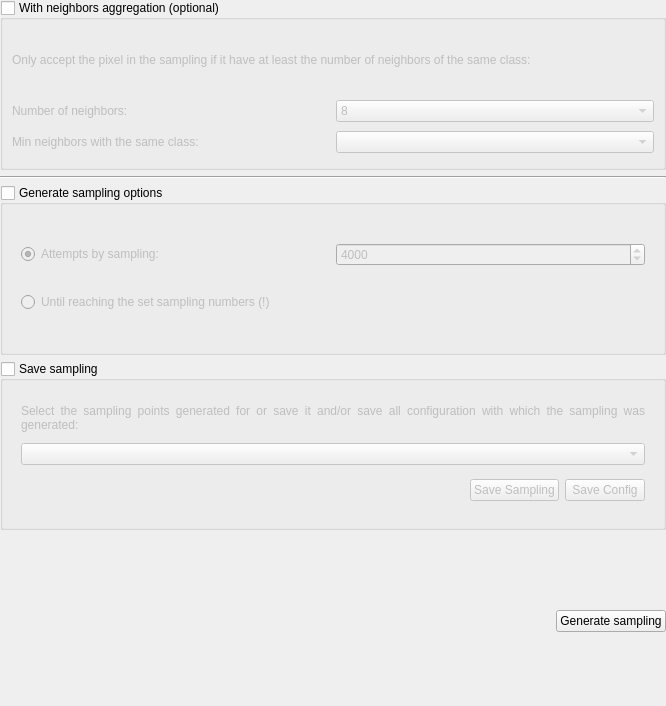
Qt form ui/widget_generate_sampling.ui (SMByC/AcATaMa) before a commit.
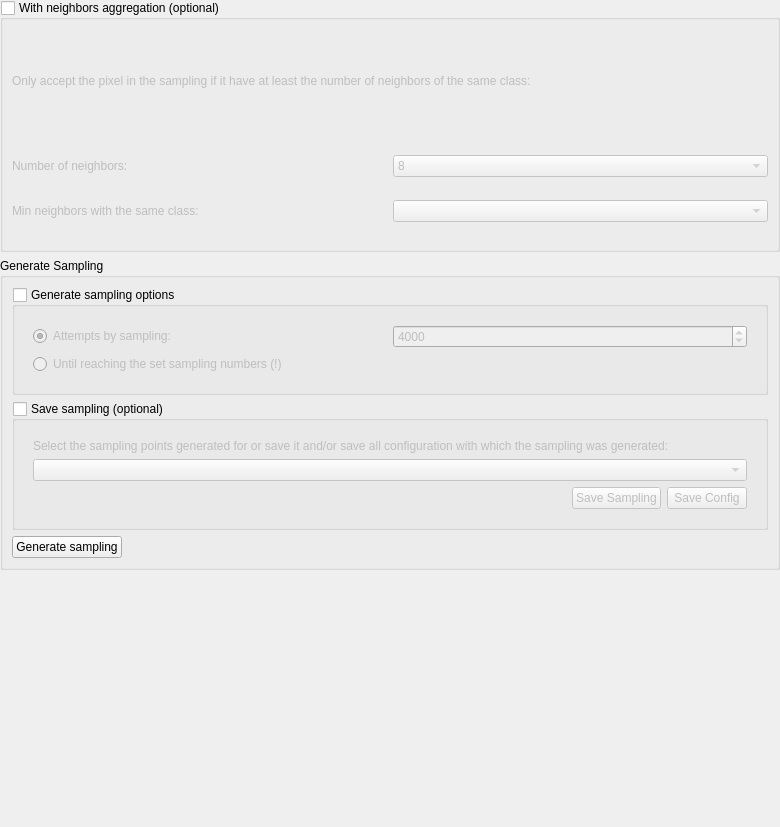
The same form after that commit.

Commit message: Adjustment the generate sampling block

Diff of the .ui file:
```diff
--- a/ui/widget_generate_sampling.ui
+++ b/ui/widget_generate_sampling.ui
@@ -6,8 +6,8 @@
    <rect>
     <x>0</x>
     <y>0</y>
-    <width>666</width>
-    <height>706</height>
+    <width>780</width>
+    <height>827</height>
    </rect>
   </property>
   <property name="windowTitle">
@@ -100,12 +100,11 @@
     </widget>
    </item>
    <item>
-    <widget class="Line" name="line">
-     <property name="orientation">
-      <enum>Qt::Horizontal</enum>
+    <widget class="QGroupBox" name="groupBox">
+     <property name="title">
+      <string>Generate Sampling</string>
      </property>
-    </widget>
-   </item>
+     <layout class="QVBoxLayout" name="verticalLayout_7">
    <item>
     <widget class="QGroupBox" name="groupBox_generate_sampling_options">
      <property name="title">
@@ -167,7 +166,7 @@
    <item>
     <widget class="QGroupBox" name="groupBox_save_sampling">
      <property name="title">
-      <string>Save sampling</string>
+         <string>Save sampling (optional)</string>
      </property>
      <property name="checkable">
       <bool>true</bool>
@@ -245,24 +244,11 @@
     </widget>
    </item>
    <item>
-    <widget class="QWidget" name="widget" native="true">
-     <layout class="QHBoxLayout" name="horizontalLayout">
+       <widget class="QWidget" name="widget_3" native="true">
+        <layout class="QHBoxLayout" name="horizontalLayout_3">
       <property name="margin">
        <number>0</number>
       </property>
-      <item>
-       <spacer name="horizontalSpacer">
-        <property name="orientation">
-         <enum>Qt::Horizontal</enum>
-        </property>
-        <property name="sizeHint" stdset="0">
-         <size>
-          <width>40</width>
-          <height>20</height>
-         </size>
-        </property>
-       </spacer>
-      </item>
       <item>
        <widget class="QPushButton" name="buttonGenerateSampling">
         <property name="text">
@@ -270,6 +256,31 @@
         </property>
        </widget>
       </item>
+         <item>
+          <spacer name="horizontalSpacer">
+           <property name="orientation">
+            <enum>Qt::Horizontal</enum>
+           </property>
+           <property name="sizeHint" stdset="0">
+            <size>
+             <width>40</width>
+             <height>20</height>
+            </size>
+           </property>
+          </spacer>
+         </item>
+        </layout>
+       </widget>
+      </item>
+     </layout>
+    </widget>
+   </item>
+   <item>
+    <widget class="QWidget" name="widget" native="true">
+     <layout class="QHBoxLayout" name="horizontalLayout">
+      <property name="margin">
+       <number>0</number>
+      </property>
      </layout>
     </widget>
    </item>
```
Lines whose indentation alone changed are shown as unchanged.
